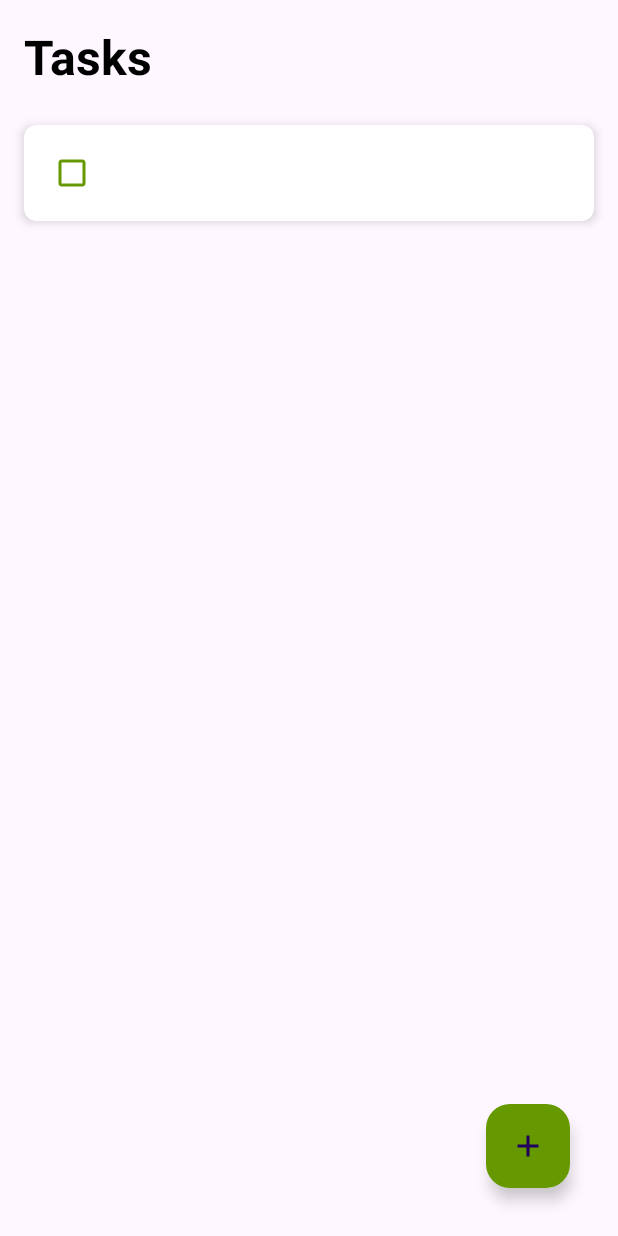
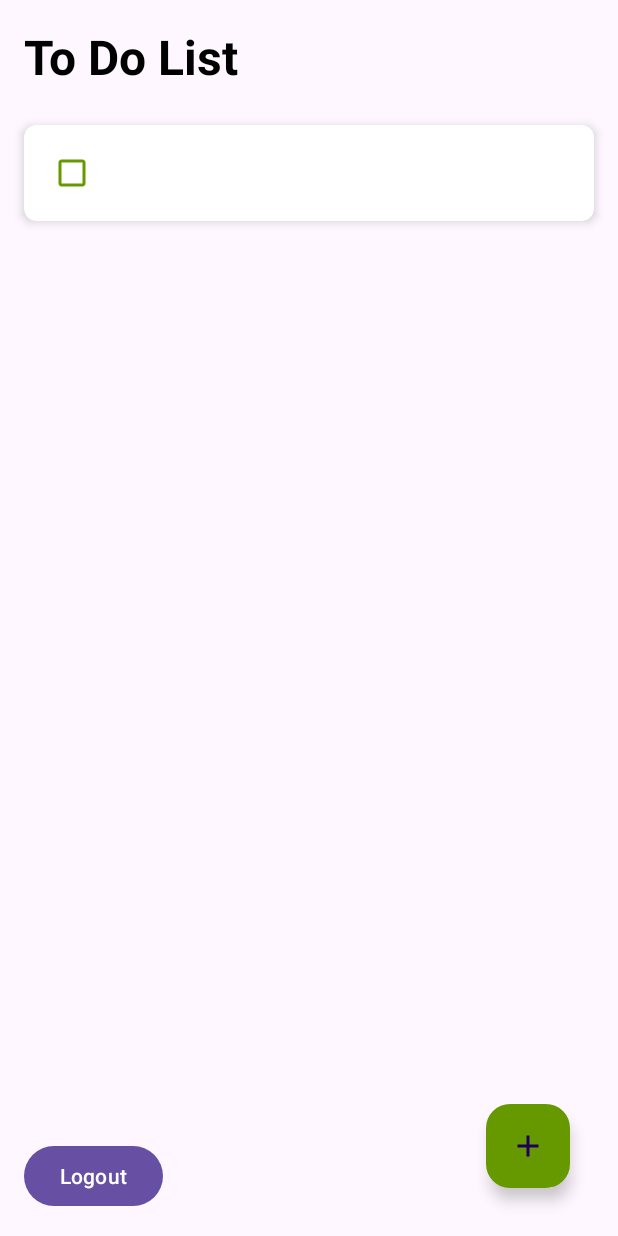
Before and after one commit to Mose-Kim02/To_Do_app, an Android app: the fragment AddNewTask placed in its activity, after a tap on "Save", on a phone screen of 412 x 824 dp. Run offline under Robolectric (Android 15) with nearby library versions, the phone set to English and light mode, and no system bars; our stand-ins replace Firebase (no records; nobody signed in at launch, a user with empty details on screens opened directly).

Commit message:
Little changes in the layout and debugged the delete error

```diff
--- a/app/src/main/res/layout/activity_main.xml
+++ b/app/src/main/res/layout/activity_main.xml
@@ -7,7 +7,7 @@
         android:layout_width="wrap_content"
         android:layout_height="wrap_content"
         android:textStyle="bold"
-        android:text="Tasks"
+        android:text="To Do List"
         android:textColor="@android:color/black"
         android:layout_marginStart="16dp"
         android:layout_marginBottom="16dp"
@@ -30,4 +30,12 @@
         android:layout_margin="32dp"
         android:backgroundTint="@android:color/holo_green_dark"
         android:src="@drawable/baseline_add" />
+    <Button
+        android:id="@+id/logoutButton"
+        android:layout_width="wrap_content"
+        android:layout_height="wrap_content"
+        android:text="Logout"
+        android:layout_margin="16dp"
+        android:layout_alignParentBottom="true"
+        android:layout_alignParentStart="true"/>
 </RelativeLayout>
--- a/app/src/main/res/layout/activity_splash.xml
+++ b/app/src/main/res/layout/activity_splash.xml
@@ -2,7 +2,7 @@
 <RelativeLayout xmlns:android="http://schemas.android.com/apk/res/android"
     android:layout_width="match_parent"
     android:layout_height="match_parent"
-    android:background="@android:color/holo_green_dark">
+    android:background="@android:color/holo_blue_light">
     <ImageView
         android:layout_width="200dp"
         android:layout_height="200dp"
--- a/app/src/main/res/layout/task_layout.xml
+++ b/app/src/main/res/layout/task_layout.xml
@@ -8,16 +8,24 @@
     app:cardCornerRadius="8dp"
     android:layout_marginHorizontal="16dp"
     android:layout_marginVertical="8dp">
+
+
     <RelativeLayout
         android:layout_width="wrap_content"
         android:layout_height="wrap_content"
         android:padding="8dp">
+
+
         <CheckBox
             android:id="@+id/todoCheckBox"
             android:layout_width="wrap_content"
             android:layout_height="wrap_content"
-            tools:text="This is a Sample Task inside the application."
+            tools:text="This is a Sample To Do List inside the application."
             android:paddingStart="8dp"
             android:buttonTint="@android:color/holo_green_dark"/>
+
+
     </RelativeLayout>
+
+
 </androidx.cardview.widget.CardView>
--- a/app/src/main/res/values/colors.xml
+++ b/app/src/main/res/values/colors.xml
@@ -1,6 +1,6 @@
 <?xml version="1.0" encoding="utf-8"?>
 <resources>
-    <color name="colorPrimary">@android:color/holo_green_dark</color>
-    <color name="colorPrimaryDark">@android:color/holo_green_dark</color>
+    <color name="colorPrimary">@android:color/holo_blue_light</color>
+    <color name="colorPrimaryDark">@android:color/holo_blue_dark</color>
     <color name="colorAccent">@android:color/white</color>
 </resources>
```
Also changed, not shown: app/src/main/res/layout/activity_register.xml (+15 -0 lines).
